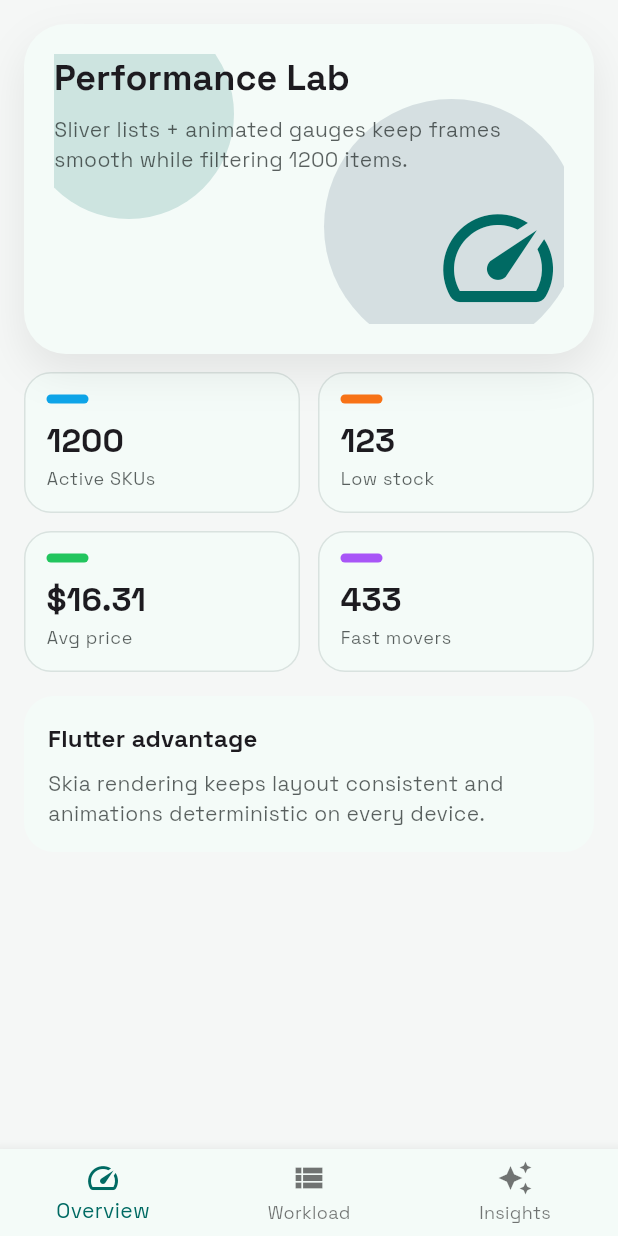
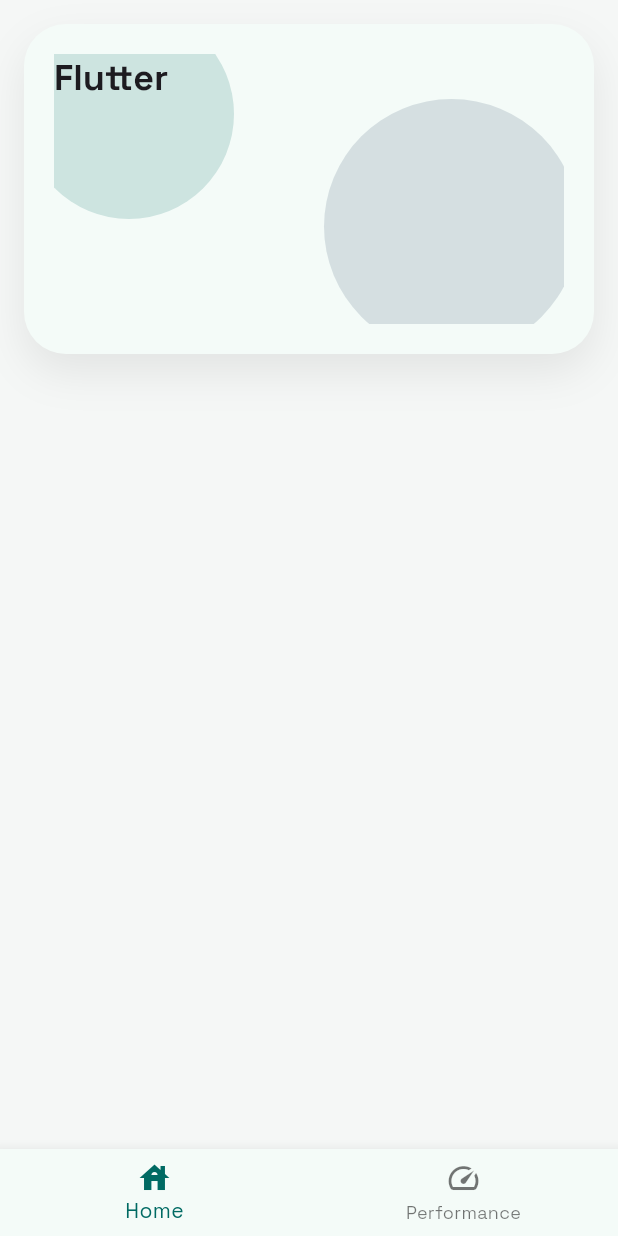
Before and after one commit to nobrien1/expo-flutter-demo, a Flutter app: the screen it shows after launch, on a phone screen of 412 x 824 dp. Run offline on Flutter 3.47's test engine with Material 3 defaults, Android fonts, the phone set to English and light mode, and no system bars; our stand-ins replace google_fonts.

Commit message:
Reduce flutter demo

```diff
--- a/flutter_pos_demo/lib/main.dart
+++ b/flutter_pos_demo/lib/main.dart
@@ -66,14 +66,10 @@
         currentIndex: _index,
         onTap: (value) => setState(() => _index = value),
         items: const [
-          BottomNavigationBarItem(icon: Icon(Icons.speed), label: 'Overview'),
+          BottomNavigationBarItem(icon: Icon(Icons.house), label: 'Home'),
           BottomNavigationBarItem(
-            icon: Icon(Icons.view_list),
-            label: 'Workload',
-          ),
-          BottomNavigationBarItem(
-            icon: Icon(Icons.auto_awesome),
-            label: 'Insights',
+            icon: Icon(Icons.speed),
+            label: 'Performance',
           ),
         ],
       ),
@@ -90,12 +86,7 @@
   Widget build(BuildContext context) {
     return SafeArea(
       child: CustomScrollView(
-        slivers: [
-          SliverToBoxAdapter(child: HeroCard(summary: summary)),
-          SliverToBoxAdapter(child: MetricGrid(summary: summary)),
-          const SliverToBoxAdapter(child: AdvantagePanel()),
-          const SliverToBoxAdapter(child: SizedBox(height: 16)),
-        ],
+        slivers: [SliverToBoxAdapter(child: HeroCard(summary: summary))],
       ),
     );
   }
@@ -155,23 +146,12 @@
             crossAxisAlignment: CrossAxisAlignment.start,
             children: [
               Text(
-                'Performance Lab',
+                'Flutter',
                 style: Theme.of(context).textTheme.headlineSmall?.copyWith(
                   fontWeight: FontWeight.w700,
                 ),
               ),
-              const SizedBox(height: 8),
-              Text(
-                'Sliver lists + animated gauges keep frames smooth while filtering ${summary.total} items.',
-                style: Theme.of(context).textTheme.bodyMedium?.copyWith(
-                  color: scheme.onSurface.withOpacity(0.7),
-                ),
-              ),
             ],
-          ),
-          Align(
-            alignment: Alignment.bottomRight,
-            child: Icon(Icons.speed, size: 88, color: scheme.primary),
           ),
         ],
       ),
@@ -380,10 +360,16 @@
                 children: [
                   const SizedBox(height: 6),
                   Text(
-                    '${filtered.length} / ${widget.items.length}',
-                    style: Theme.of(context).textTheme.bodyMedium?.copyWith(
+                    'Flutter',
+                    style: Theme.of(context).textTheme.bodyLarge?.copyWith(
                       color: scheme.onSurface.withOpacity(0.7),
                     ),
+                  ),
+                  PulseBar(
+                    label: '${filtered.length} / ${widget.items.length}',
+                    caption: '',
+                    color: const Color(0xFF6366F1),
+                    duration: const Duration(milliseconds: 1200),
                   ),
                   const SizedBox(height: 12),
                   TextField(
@@ -503,14 +489,6 @@
                 const SizedBox(height: 4),
                 Row(
                   children: [
-                    Container(
-                      width: 26,
-                      height: 6,
-                      decoration: BoxDecoration(
-                        color: trendColor,
-                        borderRadius: BorderRadius.circular(99),
-                      ),
-                    ),
                     const SizedBox(width: 6),
                     Text(
                       '${item.stock} in stock',
```
